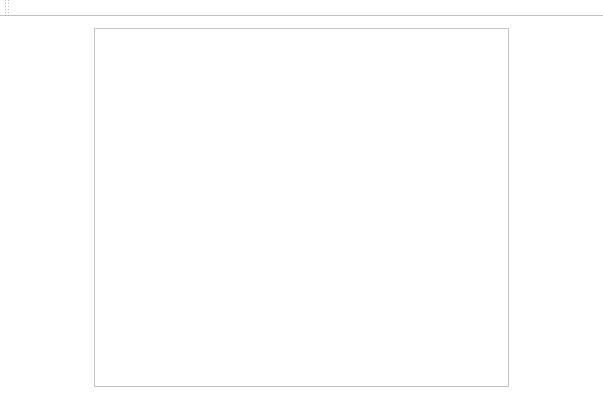
This is mainwindow.ui in snailccc/Forum as Qt 5 draws it before an edit. The edited form follows.
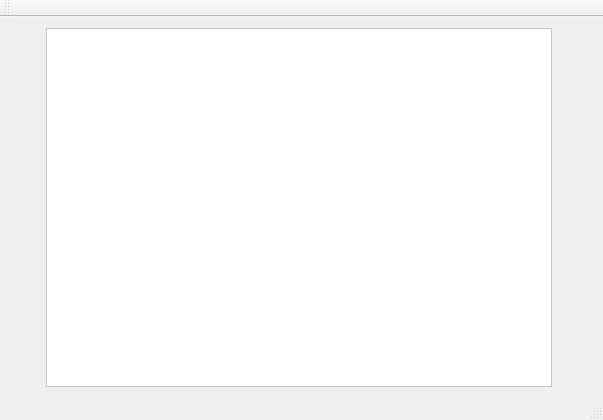
This is the edited form.

The edit to the form file:
```diff
--- a/mainwindow.ui
+++ b/mainwindow.ui
@@ -14,12 +14,12 @@
    <string>MainWindow</string>
   </property>
   <property name="styleSheet">
-   <string notr="true">background-color: rgb(255, 255, 255);</string>
+   <string notr="true"/>
   </property>
   <widget class="QWidget" name="centralWidget">
    <layout class="QGridLayout" name="gridLayout">
     <item row="0" column="0">
-     <layout class="QHBoxLayout" name="horizontalLayout" stretch="1,5,1">
+     <layout class="QHBoxLayout" name="horizontalLayout" stretch="0,5,0">
       <item>
        <spacer name="horizontalSpacer">
         <property name="orientation">
```
